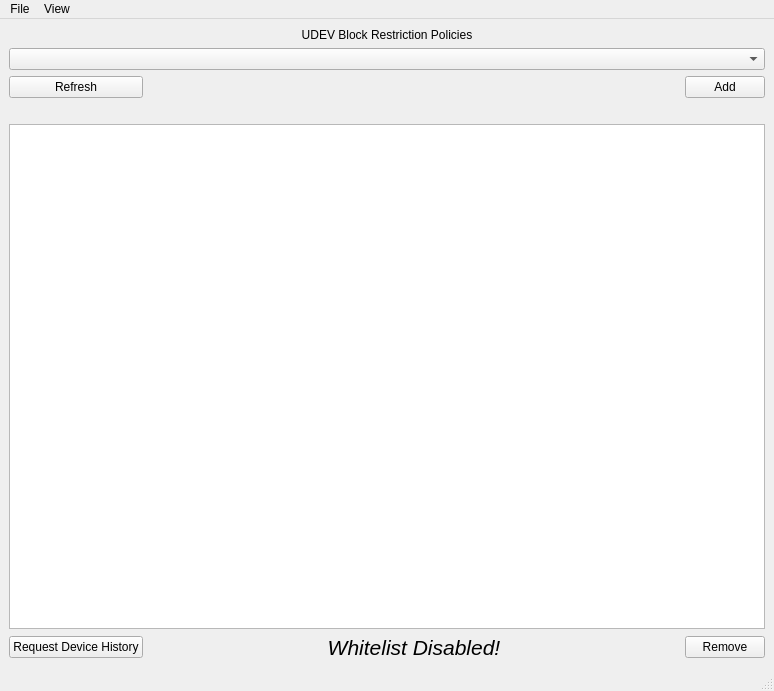
TwelfthFace/UBRP, file mainwindow.ui: the form before one commit.
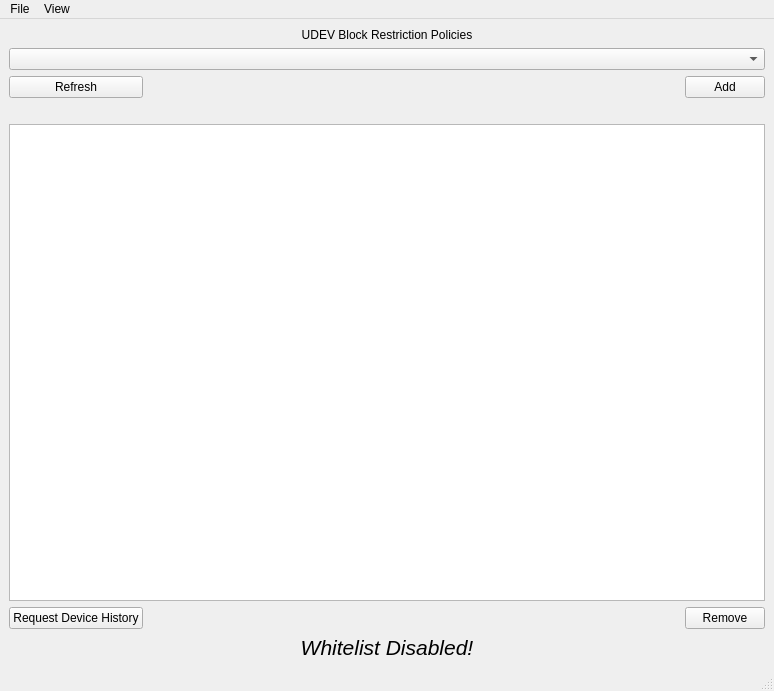
The form after the commit.

Patch:
```diff
--- a/mainwindow.ui
+++ b/mainwindow.ui
@@ -96,7 +96,9 @@
         </property>
        </widget>
       </item>
-      <item row="7" column="1">
+     </layout>
+    </item>
+    <item row="1" column="0">
        <widget class="QLabel" name="lbl_whitelist_status">
         <property name="font">
          <font>
@@ -111,8 +113,6 @@
          <set>Qt::AlignCenter</set>
         </property>
        </widget>
-      </item>
-     </layout>
     </item>
    </layout>
   </widget>
```
Lines whose indentation alone changed are shown as unchanged.
